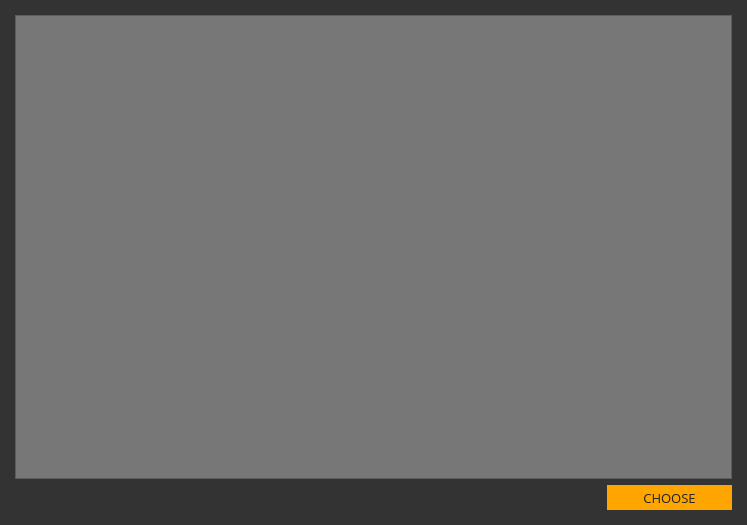
This is src/gui/ui/addressbookdialog.ui in ConcealNetwork/conceal-desktop as Qt 5 draws it before an edit. The edited form follows.
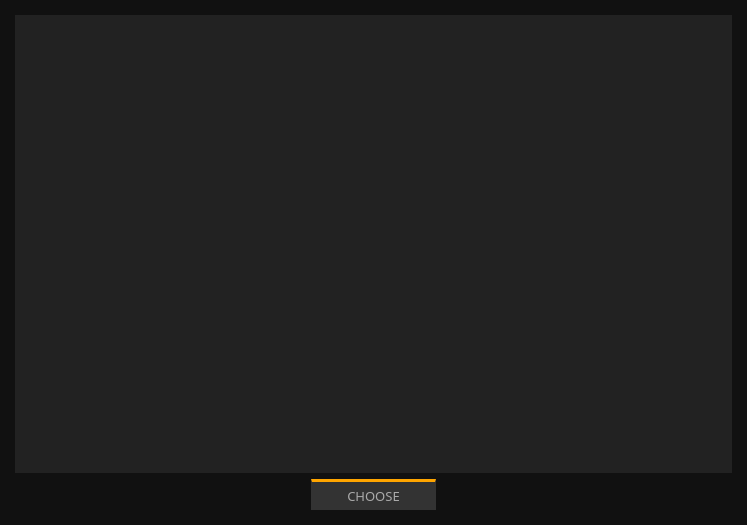
This is the edited form.

Diff of the .ui file:
```diff
--- a/src/gui/ui/addressbookdialog.ui
+++ b/src/gui/ui/addressbookdialog.ui
@@ -10,11 +10,16 @@
     <height>525</height>
    </rect>
   </property>
+  <property name="font">
+   <font>
+    <family>Poppins</family>
+   </font>
+  </property>
   <property name="windowTitle">
    <string>Select address</string>
   </property>
   <property name="styleSheet">
-   <string notr="true">background-color: #333; color: #e5e5e5;</string>
+   <string notr="true">background-color: #111; color: #aaa;</string>
   </property>
   <layout class="QVBoxLayout" name="verticalLayout">
    <property name="leftMargin">
@@ -31,8 +36,13 @@
    </property>
    <item>
     <widget class="QTreeView" name="m_addressBookView">
+     <property name="font">
+      <font>
+       <family>Poppins</family>
+      </font>
+     </property>
      <property name="styleSheet">
-      <string notr="true">background-color: #777; color: #e5e5e5;</string>
+      <string notr="true">background-color: #222; color: #aaa; border: 0px;</string>
      </property>
     </widget>
    </item>
@@ -56,23 +66,40 @@
        <property name="minimumSize">
         <size>
          <width>125</width>
-         <height>25</height>
+         <height>31</height>
         </size>
        </property>
        <property name="font">
         <font>
-         <family>Open Sans</family>
-         <pointsize>10</pointsize>
+         <family>Poppins</family>
+         <pointsize>-1</pointsize>
         </font>
        </property>
        <property name="styleSheet">
-        <string notr="true">color: #222; border-radius: 0px; border: 0px solid; background-color: orange;</string>
+        <string notr="true">color: #aaa; 
+background-color: #333; 
+border-top: 3px solid orange; 
+font-size: 13px;
+font-family: Poppins;</string>
        </property>
        <property name="text">
         <string>CHOOSE</string>
        </property>
       </widget>
      </item>
+     <item>
+      <spacer name="horizontalSpacer_2">
+       <property name="orientation">
+        <enum>Qt::Horizontal</enum>
+       </property>
+       <property name="sizeHint" stdset="0">
+        <size>
+         <width>40</width>
+         <height>20</height>
+        </size>
+       </property>
+      </spacer>
+     </item>
     </layout>
    </item>
   </layout>
```
